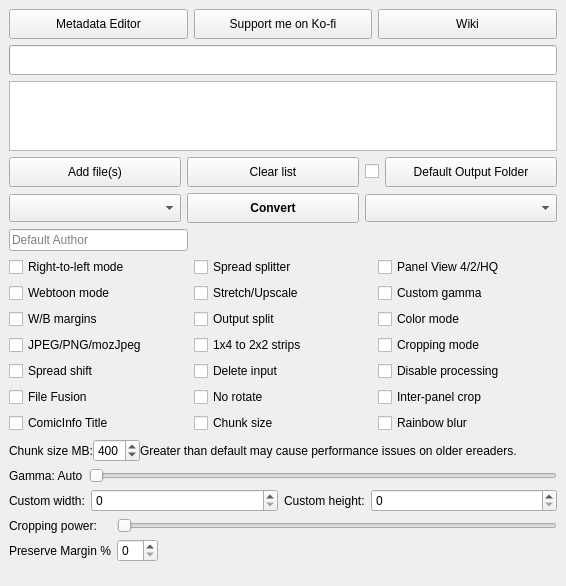
Qt form gui/KCC.ui (ciromattia/kcc) before a commit.
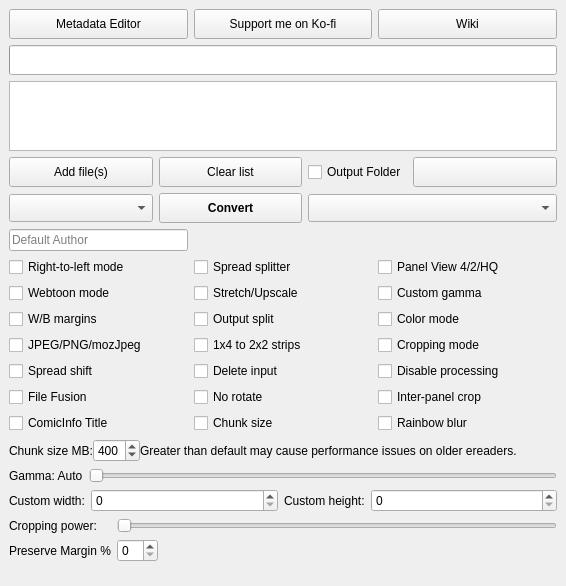
The same form after that commit. Icons and pictures are not drawn.

Commit message: next-folder (#988)

```diff
--- a/gui/KCC.ui
+++ b/gui/KCC.ui
@@ -224,7 +224,7 @@
           <string>&lt;html&gt;&lt;head/&gt;&lt;body&gt;&lt;p&gt;Use this to select the default output directory.&lt;/p&gt;&lt;/body&gt;&lt;/html&gt;</string>
          </property>
          <property name="text">
-          <string>Default Output Folder</string>
+          <string/>
          </property>
          <property name="icon">
           <iconset resource="KCC.qrc">
@@ -244,7 +244,10 @@
           <string>&lt;html&gt;&lt;head/&gt;&lt;body&gt;&lt;p&gt;Click to enable custom directory.&lt;/p&gt;&lt;/body&gt;&lt;/html&gt;</string>
          </property>
          <property name="text">
-          <string/>
+          <string>Output Folder</string>
+         </property>
+         <property name="tristate">
+          <bool>true</bool>
          </property>
         </widget>
        </item>
```
Left out of the diff: 2 changed lines with no effect on the pictures. The commit also changes 3 other files.
